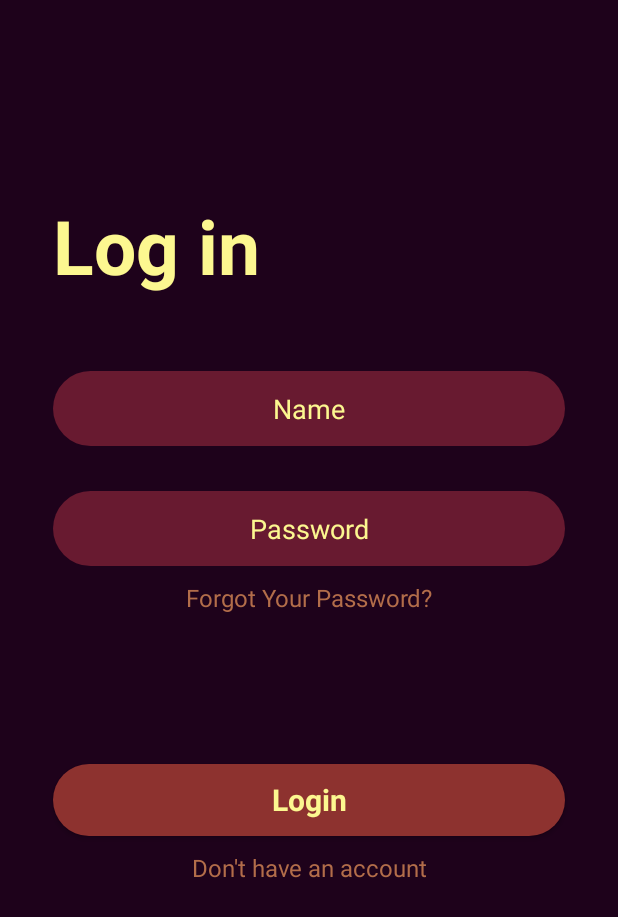
After one commit to KolosTK/Cinema, an Android app: the LoginActivity screen opened directly, with no data from a screen before it, on a phone screen of 412 x 824 dp. The commit adds this screen. Shown: the top 917 px of the screen. Run offline under Robolectric (Android 15) with nearby library versions, the phone set to English and light mode, and no system bars.

Commit message:
Sync changes with CinemaKotlin repo

```diff
--- a/app/src/main/AndroidManifest.xml
+++ b/app/src/main/AndroidManifest.xml
@@ -13,6 +13,9 @@
         android:theme="@style/Theme.Cinema"
         tools:targetApi="31">
         <activity
+            android:name=".LoginActivity"
+            android:exported="false" />
+        <activity
             android:name=".MainActivity"
             android:exported="true">
             <intent-filter>
--- /dev/null
+++ b/app/src/main/java/com/example/cinema/LoginActivity.java
@@ -0,0 +1,26 @@
+package com.example.cinema;
+
+import android.os.Bundle;
+
+import androidx.activity.EdgeToEdge;
+import androidx.appcompat.app.AppCompatActivity;
+import androidx.core.graphics.Insets;
+import androidx.core.view.ViewCompat;
+import androidx.core.view.WindowInsetsCompat;
+
+import com.example.cinema.R;
+
+public class LoginActivity extends AppCompatActivity {
+
+    @Override
+    protected void onCreate(Bundle savedInstanceState) {
+        super.onCreate(savedInstanceState);
+        EdgeToEdge.enable(this);
+        setContentView(R.layout.activity_login);
+        ViewCompat.setOnApplyWindowInsetsListener(findViewById(R.id.main), (v, insets) -> {
+            Insets systemBars = insets.getInsets(WindowInsetsCompat.Type.systemBars());
+            v.setPadding(systemBars.left, systemBars.top, systemBars.right, systemBars.bottom);
+            return insets;
+        });
+    }
+}
--- /dev/null
+++ b/app/src/main/res/drawable/button_background.xml
@@ -0,0 +1,10 @@
+<?xml version="1.0" encoding="utf-8"?>
+<selector xmlns:android="http://schemas.android.com/apk/res/android">
+    <item>
+        <shape android:shape="rectangle">
+            <solid android:color="@color/brown"/>
+            <corners android:radius="50dp"/>
+
+        </shape>
+    </item>
+</selector>
--- /dev/null
+++ b/app/src/main/res/drawable/edit_text_background.xml
@@ -0,0 +1,10 @@
+<?xml version="1.0" encoding="utf-8"?>
+<selector xmlns:android="http://schemas.android.com/apk/res/android">
+    <item>
+        <shape android:shape="rectangle">
+            <solid android:color="@color/burgundy"/>
+            <corners android:radius="50dp"/>
+
+        </shape>
+    </item>
+</selector>
--- /dev/null
+++ b/app/src/main/res/layout/activity_login.xml
@@ -0,0 +1,102 @@
+<?xml version="1.0" encoding="utf-8"?>
+<androidx.constraintlayout.widget.ConstraintLayout xmlns:android="http://schemas.android.com/apk/res/android"
+    xmlns:app="http://schemas.android.com/apk/res-auto"
+    xmlns:tools="http://schemas.android.com/tools"
+    android:id="@+id/main"
+    android:layout_width="match_parent"
+    android:layout_height="match_parent"
+    android:background="@color/black"
+    tools:context=".LoginActivity">
+
+    <ScrollView
+        android:layout_width="match_parent"
+        android:layout_height="match_parent">
+
+        <LinearLayout
+            android:layout_width="match_parent"
+            android:layout_height="wrap_content"
+            android:orientation="vertical" >
+
+            <TextView
+                android:id="@+id/textView3"
+                android:layout_width="match_parent"
+                android:layout_height="wrap_content"
+                android:text="Log in"
+                android:textSize="50dp"
+                android:textColor="@color/light_yellow"
+                android:layout_marginTop="130dp"
+                android:layout_marginStart="35dp"
+                android:textStyle="bold"
+                />
+
+            <EditText
+                android:id="@+id/editTextUsername"
+                android:layout_width="match_parent"
+                android:layout_height="50dp"
+                android:textAlignment="center"
+                android:hint="UserName"
+                android:ems="10"
+                android:inputType="text"
+                android:textColor="@color/light_yellow"
+                android:textColorHint="@color/yellow"
+                android:layout_marginTop="50dp"
+                android:layout_marginStart="35dp"
+                android:layout_marginEnd="35dp"
+                android:background="@drawable/edit_text_background"
+                android:text="Name" />
+
+            <EditText
+                android:id="@+id/editTextPassword"
+                android:layout_width="match_parent"
+                android:layout_height="50dp"
+                android:textAlignment="center"
+                android:hint="UserPassword"
+                android:ems="10"
+                android:inputType="text"
+                android:textColor="@color/light_yellow"
+                android:textColorHint="@color/yellow"
+                android:layout_marginTop="30dp"
+                android:layout_marginStart="35dp"
+                android:layout_marginEnd="35dp"
+                android:background="@drawable/edit_text_background"
+                android:text="Password" />
+
+            <TextView
+                android:id="@+id/textView4"
+                android:layout_width="match_parent"
+                android:layout_height="wrap_content"
+                android:layout_marginTop="10dp"
+                android:text="Forgot Your Password?"
+                android:textAlignment="center"
+                android:textSize="16sp"
+                android:textColor="@color/light_brown"/>
+
+            <androidx.appcompat.widget.AppCompatButton
+                android:id="@+id/button"
+                style="@android:style/Widget.Button"
+                android:layout_width="match_parent"
+                android:layout_height="wrap_content"
+                android:text="Login"
+                android:textStyle="bold"
+                android:textSize="20sp"
+                android:layout_marginTop="100dp"
+                android:layout_marginStart="35dp"
+                android:layout_marginEnd="35dp"
+                android:background="@drawable/button_background"
+                android:textColor="@color/light_yellow"/>
+
+            <TextView
+                android:id="@+id/textView5"
+                android:layout_width="match_parent"
+                android:layout_height="wrap_content"
+                android:layout_marginTop="10dp"
+                android:text="Don't have an account"
+                android:textAlignment="center"
+                android:textSize="16sp"
+                android:textColor="@color/light_brown"/>
+
+
+        </LinearLayout>
+    </ScrollView>
+
+</androidx.constraintlayout.widget.ConstraintLayout>
--- a/app/src/main/res/values/colors.xml
+++ b/app/src/main/res/values/colors.xml
@@ -1,5 +1,11 @@
 <?xml version="1.0" encoding="utf-8"?>
 <resources>
-    <color name="black">#FF000000</color>
+    <color name="black">#1E021B</color>
     <color name="white">#FFFFFFFF</color>
+    <color name="light_yellow">#FCF790</color>
+    <color name="yellow">#D7B06A</color>
+    <color name="light_brown">#B26d4A</color>
+    <color name="brown">#8D322F</color>
+    <color name="burgundy">#681A30</color>
+    <color name="violet">#430B2C</color>
 </resources>
```
Also changed, not shown: app/src/main/res/drawable/gradient_background.xml (added, +10 -0 lines), app/src/main/res/layout/activity_main.xml (+65 -8 lines), app/src/main/res/drawable/background_seats.jpg (added).
